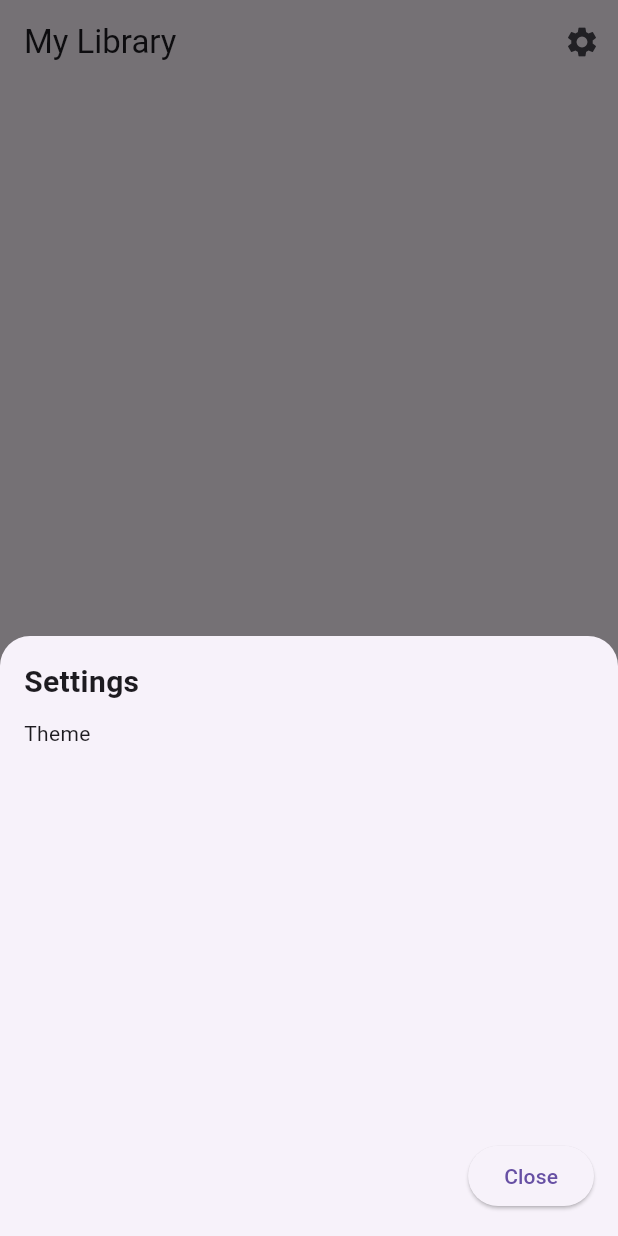
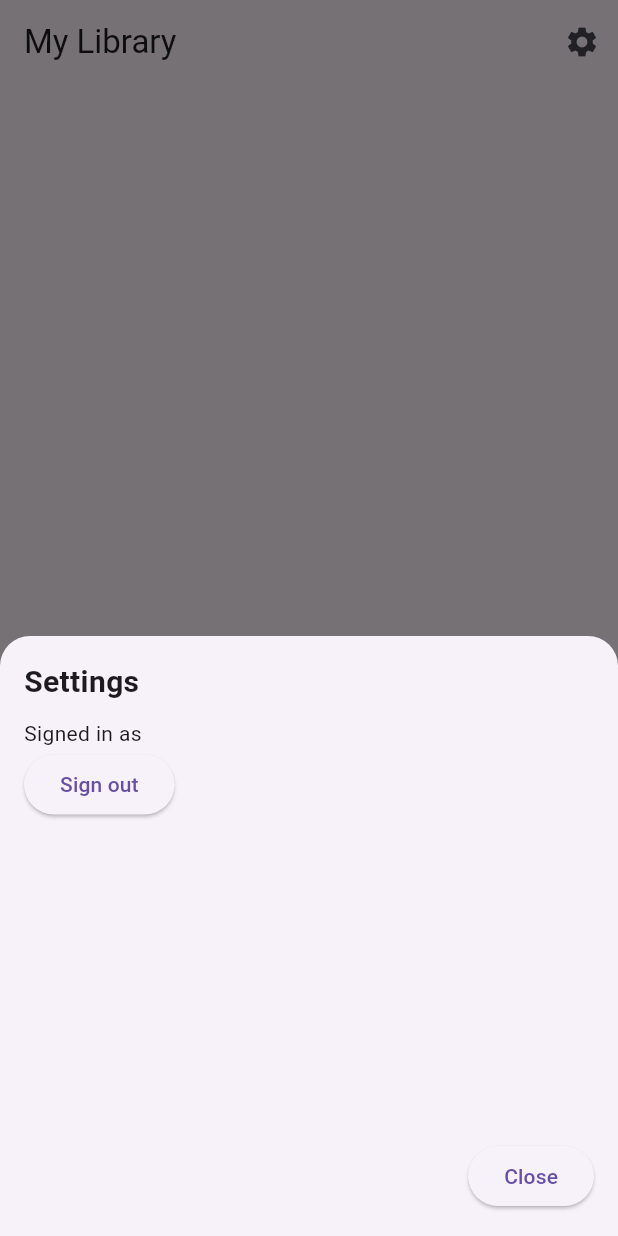
Before and after one commit to huiwzg/MAD_Flutter, a Flutter app: the screen it shows once a user with an empty profile is signed in, item 3 of the bottom bar chosen, after a tap on the "settings" icon, on a phone screen of 412 x 824 dp. Run offline on Flutter 3.47's test engine with Material 3 defaults, Android fonts, the phone set to English and light mode, and no system bars; our stand-ins replace firebase_auth, firebase_core, fluttertoast, logger, sqflite; missing offline and left inert: firebase_ui_auth, firebase_ui_oauth_google; accounts and stored records are empty.

Commit message:
sign-out button in settings

```diff
--- a/mad_flutter/lib/settings.dart
+++ b/mad_flutter/lib/settings.dart
@@ -1,3 +1,4 @@
+import 'package:firebase_auth/firebase_auth.dart';
 import 'package:flutter/material.dart';
 
 class SettingsMenu {
@@ -18,7 +19,15 @@ class SettingsMenu {
                   style: TextStyle(fontSize: 20, fontWeight: FontWeight.bold)),
               SizedBox(height: 10),
 
-              Text("Theme"),
+              Text("Signed in as ${FirebaseAuth.instance.currentUser?.email}"),
+
+              ElevatedButton(
+                onPressed: () {
+                  FirebaseAuth.instance.signOut();
+                  Navigator.pop(context);
+                },
+                child: Text("Sign out"),
+              ),
 
               // Add settings here
               Spacer(),
```
